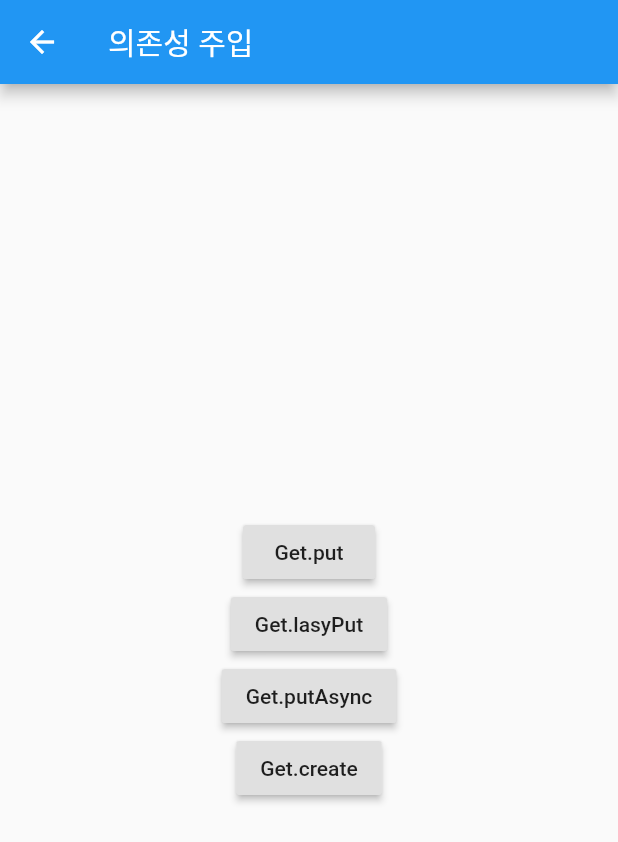
After one commit to webable9/flutter_getx, a Flutter app: the screen it shows after launch, after a tap on "의존성관리", on a phone screen of 412 x 824 dp. The commit adds this screen. Shown: the top 842 px of the screen. Run offline on Flutter 3.47's test engine with Material 2 defaults, Android fonts, the phone set to English and light mode, and no system bars; our stand-ins replace get.

Commit message:
2021.02.07.

```diff
--- a/lib/main.dart
+++ b/lib/main.dart
@@ -1,8 +1,11 @@
 import 'package:flutter/material.dart';
+import 'package:flutter_getx/pages/binding.dart';
 import 'package:flutter_getx/pages/named/first.dart';
 import 'package:flutter_getx/pages/named/second.dart';
 import 'package:flutter_getx/pages/next.dart';
 import 'package:flutter_getx/pages/user.dart';
+import 'package:flutter_getx/src/binding/binding_page.dart';
+import 'package:flutter_getx/src/controller/count_controller_with_getx.dart';
 import 'package:flutter_getx/src/home.dart';
 import 'package:get/get.dart';
 
@@ -38,6 +41,11 @@ class MyApp extends StatelessWidget {
             name: "/user/:uid",
             page: () => UserPage(),
             transition: Transition.zoom),
+        GetPage(
+          name: "/binding",
+          page: () => BindingPage(),
+          binding: BindingPageBinding(),
+        ),
       ],
     );
   }
--- /dev/null
+++ b/lib/pages/dependencys/dependencys_manage_page.dart
@@ -0,0 +1,74 @@
+import 'package:flutter/material.dart';
+import 'package:flutter_getx/pages/dependencys/get_lazyput.dart';
+import 'package:flutter_getx/pages/dependencys/get_put.dart';
+import 'package:flutter_getx/src/controller/dependency_controller.dart';
+import 'package:get/get.dart';
+
+class DependencyManagePage extends StatelessWidget {
+  const DependencyManagePage({Key key}) : super(key: key);
+
+  @override
+  Widget build(BuildContext context) {
+    return Scaffold(
+      appBar: AppBar(
+        title: Text("의존성 주입"),
+      ),
+      body: Center(
+        child: Column(
+          mainAxisAlignment: MainAxisAlignment.center,
+          children: [
+            RaisedButton(
+              child: Text("Get.put"),
+              onPressed: () {
+                Get.to(
+                  GetPut(),
+                  binding: BindingsBuilder(() {
+                    Get.put(DenpendencyContoroller());
+                  }),
+                );
+              },
+            ),
+            RaisedButton(
+              child: Text("Get.lasyPut"),
+              onPressed: () {
+                Get.to(
+                  GetLazyPut(),
+                  binding: BindingsBuilder(() {
+                    Get.lazyPut<DenpendencyContoroller>(
+                        () => DenpendencyContoroller());
+                  }),
+                );
+              },
+            ),
+            RaisedButton(
+              child: Text("Get.putAsync"),
+              onPressed: () {
+                Get.to(
+                  GetPut(),
+                  binding: BindingsBuilder(() {
+                    Get.putAsync<DenpendencyContoroller>(() async {
+                      await Future.delayed(Duration(seconds: 5));
+                      return DenpendencyContoroller();
+                    });
+                  }),
+                );
+              },
+            ),
+            RaisedButton(
+              child: Text("Get.create"),
+              onPressed: () {
+                Get.to(
+                  GetPut(),
+                  binding: BindingsBuilder(() {
+                    Get.create<DenpendencyContoroller>(
+                        () => DenpendencyContoroller());
+                  }),
+                );
+              },
+            ),
+          ],
+        ),
+      ),
+    );
+  }
+}
--- a/lib/pages/state/with_getx.dart
+++ b/lib/pages/state/with_getx.dart
@@ -11,7 +11,7 @@ class WithGetX extends StatelessWidget {
     return RaisedButton(
       child: Text("+", style: TextStyle(fontSize: 30)),
       onPressed: () {
-        _controllerWithGetX.increase(id);
+        _controllerWithGetX.increase();
       },
     );
   }
--- /dev/null
+++ b/lib/src/binding/binding_page.dart
@@ -0,0 +1,9 @@
+import 'package:flutter_getx/src/controller/count_controller_with_getx.dart';
+import 'package:get/get.dart';
+
+class BindingPageBinding implements Bindings {
+  @override
+  void dependencies() {
+    Get.put(CountControllerWithGetX());
+  }
+}
--- /dev/null
+++ b/lib/src/controller/dependency_controller.dart
@@ -0,0 +1,5 @@
+import 'package:get/get.dart';
+
+class DenpendencyContoroller extends GetxController {
+  void increas() {}
+}
--- a/lib/src/home.dart
+++ b/lib/src/home.dart
@@ -1,4 +1,5 @@
 import 'package:flutter/material.dart';
+import 'package:flutter_getx/pages/dependencys/dependencys_manage_page.dart';
 import 'package:flutter_getx/pages/reactive_state_manage_page.dart';
 import 'package:flutter_getx/pages/simple_state_manage_page.dart';
 import 'package:get/get.dart';
@@ -63,6 +64,18 @@ class Home extends StatelessWidget {
                 Get.to(ReactiveStateManagePage());
               },
             ),
+            RaisedButton(
+              child: Text("의존성관리"),
+              onPressed: () {
+                Get.to(DependencyManagePage());
+              },
+            ),
+            RaisedButton(
+              child: Text("바인딩관리"),
+              onPressed: () {
+                Get.toNamed("/binding");
+              },
+            ),
           ],
         ),
       ),
```
Also changed, not shown: lib/pages/binding.dart (added, +35 -0 lines), lib/pages/dependencys/get_lazyput.dart (added, +19 -0 lines), lib/pages/dependencys/get_put.dart (added, +20 -0 lines), lib/src/controller/count_controller_with_getx.dart (+8 -2 lines), 1 other file.
